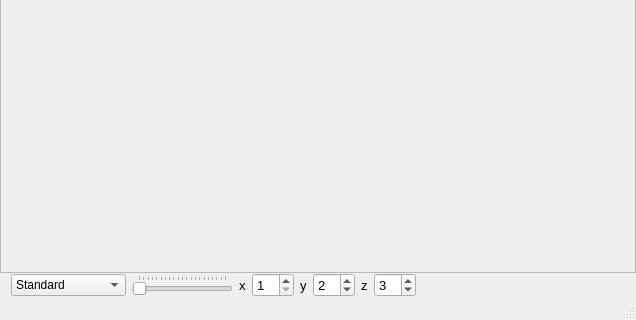
b4silio/MLDemos, file MLDemos/mldemos.ui: the form before one commit; both pictures show x 0 to 636 and y 155 to 475 of the 636 by 475 pixel window.
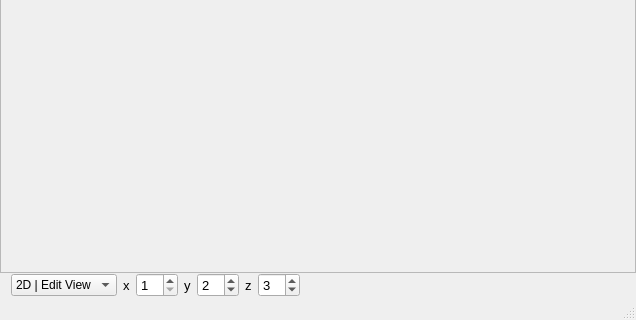
The form after the commit.

Diff of the .ui file:
```diff
--- a/MLDemos/mldemos.ui
+++ b/MLDemos/mldemos.ui
@@ -71,7 +71,7 @@
     </item>
     <item>
      <widget class="QWidget" name="canvasControlsWidget" native="true">
-      <layout class="QHBoxLayout" name="horizontalLayout" stretch="0,1,1,2">
+      <layout class="QHBoxLayout" name="horizontalLayout" stretch="0,1,2">
        <property name="topMargin">
         <number>0</number>
        </property>
@@ -82,7 +82,7 @@
         <widget class="QComboBox" name="canvasTypeCombo">
          <item>
           <property name="text">
-           <string>Standard</string>
+           <string>2D | Edit View</string>
           </property>
          </item>
          <item>
@@ -95,56 +95,11 @@
            <string>Scatterplots</string>
           </property>
          </item>
-         <item>
-          <property name="text">
-           <string>Parallel Coords</string>
-          </property>
-         </item>
-         <item>
-          <property name="text">
-           <string>Radial Graph</string>
-          </property>
-         </item>
-         <item>
-          <property name="text">
-           <string>Andrews Plots</string>
-          </property>
-         </item>
-         <item>
-          <property name="text">
-           <string>Bubble Plots</string>
-          </property>
-         </item>
-        </widget>
-       </item>
-       <item>
-        <widget class="QSlider" name="canvasZoomSlider">
-         <property name="enabled">
-          <bool>false</bool>
-         </property>
-         <property name="minimum">
-          <number>0</number>
-         </property>
-         <property name="maximum">
-          <number>100</number>
-         </property>
-         <property name="orientation">
-          <enum>Qt::Horizontal</enum>
-         </property>
-         <property name="invertedAppearance">
-          <bool>false</bool>
-         </property>
-         <property name="tickPosition">
-          <enum>QSlider::TicksAbove</enum>
-         </property>
-         <property name="tickInterval">
-          <number>5</number>
-         </property>
         </widget>
        </item>
        <item>
         <widget class="QWidget" name="canvasAxesWidget" native="true">
-         <layout class="QGridLayout" name="gridLayout" columnstretch="0,1,0,1,0,1">
+         <layout class="QGridLayout" name="gridLayout" columnstretch="0,0,0,0,0,0">
           <property name="horizontalSpacing">
            <number>-1</number>
           </property>
@@ -154,45 +109,18 @@
           <property name="margin">
            <number>0</number>
           </property>
-          <item row="1" column="1">
-           <widget class="QSpinBox" name="canvasX1Spin">
+          <item row="1" column="5">
+           <widget class="QSpinBox" name="canvasX3Spin">
             <property name="font">
              <font>
               <pointsize>10</pointsize>
              </font>
             </property>
             <property name="minimum">
-             <number>1</number>
-            </property>
-           </widget>
-          </item>
-          <item row="1" column="3">
-           <widget class="QSpinBox" name="canvasX2Spin">
-            <property name="font">
-             <font>
-              <pointsize>10</pointsize>
-             </font>
-            </property>
-            <property name="minimum">
-             <number>1</number>
+             <number>0</number>
             </property>
             <property name="value">
-             <number>2</number>
-            </property>
-           </widget>
-          </item>
-          <item row="1" column="0">
-           <widget class="QLabel" name="canvasX1Label">
-            <property name="font">
-             <font>
-              <pointsize>10</pointsize>
-             </font>
-            </property>
-            <property name="text">
-             <string>x</string>
-            </property>
-            <property name="alignment">
-             <set>Qt::AlignLeading|Qt::AlignLeft|Qt::AlignVCenter</set>
+             <number>3</number>
             </property>
            </widget>
           </item>
@@ -226,18 +154,45 @@
             </property>
            </widget>
           </item>
-          <item row="1" column="5">
-           <widget class="QSpinBox" name="canvasX3Spin">
+          <item row="1" column="3">
+           <widget class="QSpinBox" name="canvasX2Spin">
             <property name="font">
              <font>
               <pointsize>10</pointsize>
              </font>
             </property>
             <property name="minimum">
-             <number>0</number>
+             <number>1</number>
             </property>
             <property name="value">
-             <number>3</number>
+             <number>2</number>
+            </property>
+           </widget>
+          </item>
+          <item row="1" column="1">
+           <widget class="QSpinBox" name="canvasX1Spin">
+            <property name="font">
+             <font>
+              <pointsize>10</pointsize>
+             </font>
+            </property>
+            <property name="minimum">
+             <number>1</number>
+            </property>
+           </widget>
+          </item>
+          <item row="1" column="0">
+           <widget class="QLabel" name="canvasX1Label">
+            <property name="font">
+             <font>
+              <pointsize>10</pointsize>
+             </font>
+            </property>
+            <property name="text">
+             <string>x</string>
+            </property>
+            <property name="alignment">
+             <set>Qt::AlignLeading|Qt::AlignLeft|Qt::AlignVCenter</set>
             </property>
            </widget>
           </item>
```
Left out of the diff: 2 changed lines with no effect on the pictures.
